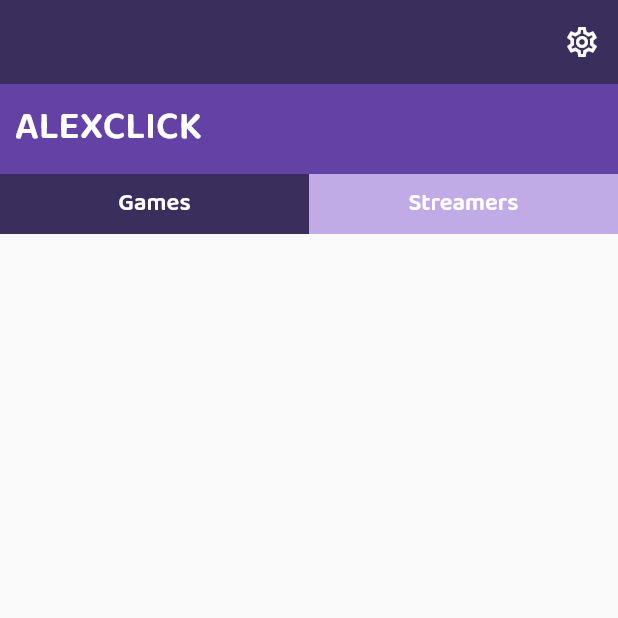
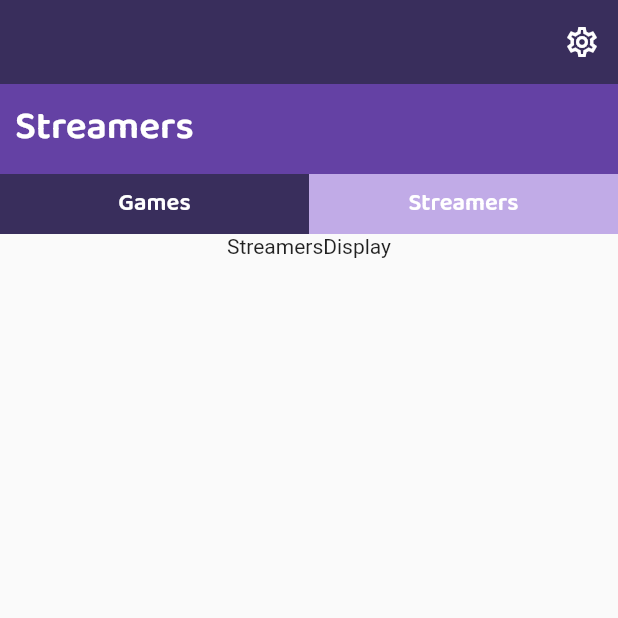
Before and after one commit to TomBrulin/twitch-clips, a Flutter app: the screen it shows after launch, after a tap on "Streamers", on a phone screen of 412 x 824 dp, the top half of it. Run offline on Flutter 3.47's test engine with Material 2 defaults, Android fonts, the phone set to English and light mode, and no system bars; our stand-ins replace google_fonts.

```diff
--- /dev/null
+++ b/lib/components/component_twitch_gamedisplay.dart
@@ -0,0 +1,15 @@
+import 'package:flutter/material.dart';
+
+class GameDisplay extends StatefulWidget {
+  const GameDisplay({Key? key}) : super(key: key);
+
+  @override
+  _GameDisplayState createState() => _GameDisplayState();
+}
+
+class _GameDisplayState extends State<GameDisplay> {
+  @override
+  Widget build(BuildContext context) {
+    return Container();
+  }
+}
--- a/lib/components/component_twitch_selectionbar.dart
+++ b/lib/components/component_twitch_selectionbar.dart
@@ -3,16 +3,31 @@ import 'package:twitch_clips/components/component_twitch_text.dart';
 import 'package:twitch_clips/models/device_info.dart';
 import 'package:twitch_clips/resources/app_colors.dart';
 
+import '../view/page_main.dart';
+
 class TwitchSelectionBar extends StatefulWidget {
   final List<String> content;
+  final Function(String) callback;
+  final String? baseSelection;
   String? selectedTab;
-  TwitchSelectionBar(this.content, {Key? key}) : super(key: key);
+  TwitchSelectionBar(this.callback, this.content, {Key? key, this.baseSelection}) : super(key: key) {
+    if(baseSelection != null) {
+      selectedTab = baseSelection;
+    } else {
+      selectedTab = content[0];
+    }
+  }
 
   @override
   _TwitchSelectionBarState createState() => _TwitchSelectionBarState();
 }
 
 class _TwitchSelectionBarState extends State<TwitchSelectionBar> {
+  @override
+  void initState() {
+    super.initState();
+  }
+
   @override
   Widget build(BuildContext context) {
     return SizedBox(
@@ -42,6 +57,7 @@ class _TwitchSelectionBarState extends State<TwitchSelectionBar> {
           setState(() {
             widget.selectedTab = element;
           });
+          widget.callback(element);
         }
       ));
     }
--- a/lib/main.dart
+++ b/lib/main.dart
@@ -18,7 +18,7 @@ class MyApp extends StatelessWidget {
         primarySwatch: Colors.blue,
       ),
       debugShowCheckedModeBanner: false,
-      home: const PageMain(),
+      home: PageMain(),
     );
   }
 }
--- a/lib/view/page_main.dart
+++ b/lib/view/page_main.dart
@@ -1,35 +1,66 @@
 import 'package:flutter/material.dart';
+import 'package:twitch_clips/components/component_twitch_gamedisplay.dart';
 import 'package:twitch_clips/components/component_twitch_scaffold.dart';
 import 'package:twitch_clips/components/component_twitch_selectionbar.dart';
+import 'package:twitch_clips/components/component_twitch_text.dart';
 import 'package:twitch_clips/components/component_twitch_titlebar.dart';
 import 'package:twitch_clips/models/device_info.dart';
 import 'package:twitch_clips/resources/app_colors.dart';
 
 class PageMain extends StatefulWidget {
-  const PageMain({Key? key}) : super(key: key);
+  List<String>? tabList;
+  String? selectedTab;
+  PageMain({Key? key}) : super(key: key) {
+    tabList = ["Games", "Streamers"];
+    selectedTab = tabList![0];
+  }
 
   @override
   _PageMainState createState() => _PageMainState();
 }
 
 class _PageMainState extends State<PageMain> {
+  //String? selectedTab;
+
   @override
   void initState() {
     super.initState();
   }
 
-
   @override
   Widget build(BuildContext context) {
     DeviceInfo.deviceSize = MediaQuery.of(context).size;
 
+    TwitchSelectionBar selectionBar = TwitchSelectionBar(
+      changeTab,
+      widget.tabList!,
+      baseSelection: widget.selectedTab,
+    );
+
     return TwitchScaffold(
       body: Column(
         children: [
-          TwitchTitleBar("ALEXCLICK"),
-          TwitchSelectionBar(["Games", "Streamers"])
+          TwitchTitleBar(widget.selectedTab!),
+          selectionBar,
+          getDisplay()
         ],
       )
     );
   }
+
+  Widget getDisplay() {
+    if(widget.selectedTab == "Games") {
+      return GameDisplay();
+    }
+    if(widget.selectedTab == "Streamers") {
+      return Text("StreamersDisplay");
+    }
+    return const Text("Error");
+  }
+
+  void changeTab(String tab) {
+    setState(() {
+      widget.selectedTab = tab;
+    });
+  }
 }
```
